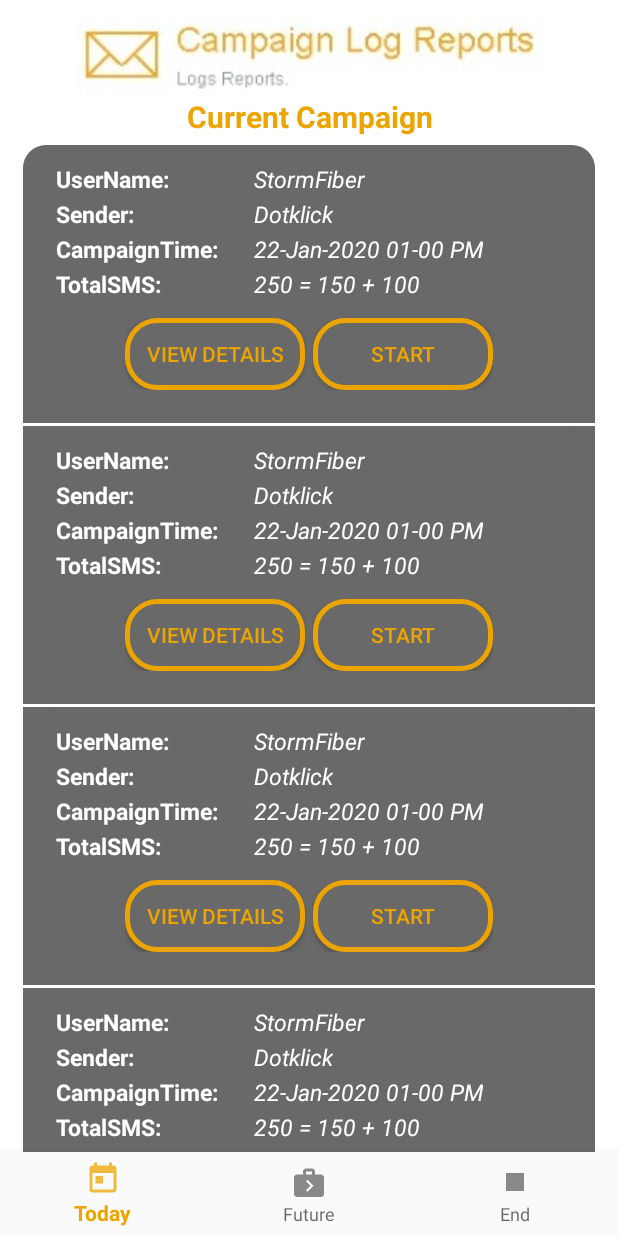
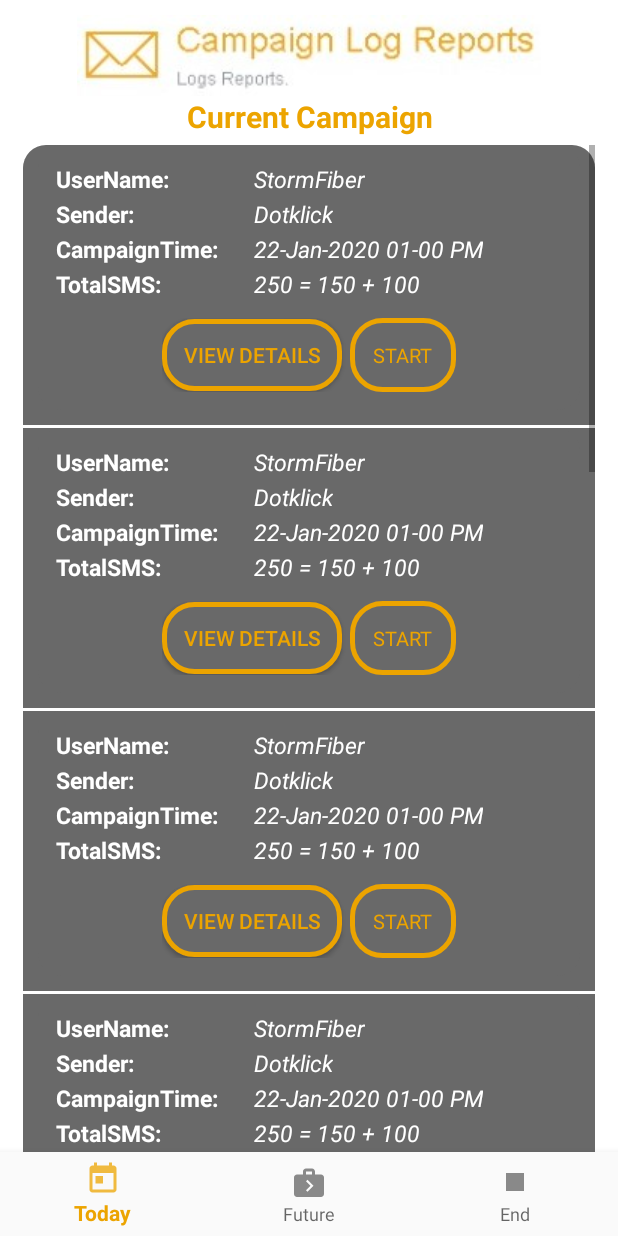
Before and after one commit to Abdulhaseeb61450/AdminPortal, an Android app: the screen it shows after launch (Campaign), after a tap on "UserName:", on a phone screen of 412 x 824 dp. Run offline under Robolectric (Android 15) with nearby library versions, the phone set to English and light mode, and no system bars; our stand-ins replace Volley, sdp/ssp sizes; 2 other taps on this screen came first.

Commit message:
17-3-2020

```diff
--- a/app/src/main/java/com/example/adminportal/Campaign/Campaign.java
+++ b/app/src/main/java/com/example/adminportal/Campaign/Campaign.java
@@ -72,7 +72,7 @@
 
         progressDialog.dismiss();
 
-        lv = findViewById(R.id.currentcampaign);
+
         //lv.setDescendantFocusability(FOCUS_BLOCK_DESCENDANTS);
 
 
@@ -122,15 +122,16 @@
                 startActivity(intent);
                 break;
         }
-        switch (v.getId()) {
+        /*switch (v.getId()) {
             case R.id.play:
-                /*Button play = findViewById(R.id.play);*/
-                /*String PLAY = play.getText().toString();*/
-                /*play.setText("End");*/
-                /*Intent intent = new Intent(Campaign.this,StopDetails.class);
-                startActivity(intent);*/
+
+                *//*Button play = findViewById(R.id.play);*//*
+                *//*String PLAY = play.getText().toString();*//*
+                *//*play.setText("End");*//*
+                *//*Intent intent = new Intent(Campaign.this,StopDetails.class);
+                startActivity(intent);*//*
                 break;
-        }
+        }*/
     }
 
     private void GetCurrentData()
--- a/app/src/main/java/com/example/adminportal/Campaign/TodayCampaign.java
+++ b/app/src/main/java/com/example/adminportal/Campaign/TodayCampaign.java
@@ -1,5 +1,6 @@
 package com.example.adminportal.Campaign;
 
+import android.app.FragmentManager;
 import android.content.Intent;
 import android.os.Bundle;
 import android.util.Log;
@@ -11,11 +12,17 @@
 import android.widget.ListAdapter;
 import android.widget.ListView;
 import android.widget.SimpleAdapter;
+import android.widget.TextView;
 import android.widget.Toast;
 
 import androidx.fragment.app.Fragment;
+import androidx.fragment.app.ListFragment;
+import androidx.recyclerview.widget.RecyclerView;
 
+import com.android.volley.toolbox.StringRequest;
 import com.example.adminportal.R;
+
+import org.w3c.dom.Text;
 
 import java.util.ArrayList;
 import java.util.HashMap;
@@ -25,10 +32,13 @@
 
 public class TodayCampaign extends Fragment {
 
-    public ListAdapter adapter;
+    public SimpleAdapter adapter;
     public Button VIEW,play;
     public  ArrayList<HashMap<String, String>> StudentDetails = new ArrayList<>();
+    public  ArrayList<HashMap<String, String>> Testing = new ArrayList<>();
     public ListView lv;
+
+    TextView Startstop;
 
     @Override
     public View onCreateView(LayoutInflater inflater, ViewGroup container, Bundle savedInstanceState) {
@@ -49,9 +59,10 @@
 
         lv = view.findViewById(R.id.currentcampaign);
         VIEW = view.findViewById(R.id.view);
-        play = view.findViewById(R.id.play);
+        Startstop = view.findViewById(R.id.startstop);
+        //play = view.findViewById(R.id.play);
 
-        lv.setDescendantFocusability(FOCUS_BLOCK_DESCENDANTS);
+       /* lv.setDescendantFocusability(FOCUS_BLOCK_DESCENDANTS);*/
 
 
         adapter = new SimpleAdapter(
@@ -59,16 +70,24 @@
                 R.layout.list_layout, new String[]{"username","sender", "totalsms", "campaigntime"}, new int[]{
                 R.id.username,R.id.sender,R.id.totalsms,R.id.campaigntime});
         lv.setAdapter(adapter);
+        Log.d("hello","after Adaptor");
 
         lv.setOnItemClickListener(new AdapterView.OnItemClickListener()
         {
-            @Override public void onItemClick(AdapterView<?> arg0, View arg1,int position, long arg3)
+            @Override
+            public void onItemClick(AdapterView<?> arg0, View arg1,int position, long arg3)
             {
-                Toast.makeText(getActivity(), "Stop Clicking me", Toast.LENGTH_SHORT).show();
+                Log.d("hello","after Adaptor1");
+                Object aa = lv.getItemAtPosition(position);
+                Toast.makeText(getActivity(), "", Toast.LENGTH_SHORT).show();
+                Log.d("hello", String.valueOf(aa));
+
+                 HashMap<String,String> test = StudentDetails.get(position);
+                 adapter.notifyDataSetChanged();
+
             }
         });
 
         return view;
     }
-
 }
--- a/app/src/main/res/layout/list_layout.xml
+++ b/app/src/main/res/layout/list_layout.xml
@@ -22,6 +22,8 @@
             android:layout_weight="1">
 
             <TextView
+                android:clickable="false"
+                android:focusable="false"
                 android:layout_width="132dp"
                 android:layout_height="wrap_content"
                 android:paddingBottom="2dp"
@@ -30,6 +32,8 @@
                 android:textSize="@dimen/text_size15dp"
                 android:textStyle="bold" />
             <TextView
+                android:clickable="false"
+                android:focusable="false"
                 android:id="@+id/username"
                 android:layout_width="wrap_content"
                 android:layout_height="wrap_content"
@@ -48,6 +52,8 @@
             android:layout_weight="1">
 
             <TextView
+                android:clickable="false"
+                android:focusable="false"
                 android:layout_width="132dp"
                 android:layout_height="wrap_content"
                 android:paddingBottom="2dp"
@@ -56,6 +62,8 @@
                 android:textSize="@dimen/text_size15dp"
                 android:textStyle="bold" />
             <TextView
+                android:clickable="false"
+                android:focusable="false"
                 android:id="@+id/sender"
                 android:layout_width="wrap_content"
                 android:text="haseeb"
@@ -74,6 +82,8 @@
             android:layout_weight="1">
 
             <TextView
+                android:clickable="false"
+                android:focusable="false"
                 android:layout_width="132dp"
                 android:layout_height="wrap_content"
                 android:paddingBottom="2dp"
@@ -83,6 +93,8 @@
                 android:textStyle="bold" />
 
             <TextView
+                android:clickable="false"
+                android:focusable="false"
                 android:id="@+id/campaigntime"
                 android:layout_width="wrap_content"
                 android:layout_height="wrap_content"
@@ -101,6 +113,8 @@
             android:layout_weight="1">
 
             <TextView
+                android:clickable="false"
+                android:focusable="false"
                 android:layout_width="132dp"
                 android:layout_height="wrap_content"
                 android:paddingBottom="2dp"
@@ -109,6 +123,8 @@
                 android:textSize="@dimen/text_size15dp"
                 android:textStyle="bold" />
             <TextView
+                android:clickable="false"
+                android:focusable="false"
                 android:id="@+id/totalsms"
                 android:layout_width="wrap_content"
                 android:layout_height="wrap_content"
@@ -128,6 +144,8 @@
             android:layout_gravity="center">
 
         <Button
+            android:clickable="false"
+            android:focusable="false"
             android:id="@+id/view"
             android:layout_width="120dp"
             android:layout_height="wrap_content"
@@ -139,15 +157,19 @@
             android:onClick="Get">
         </Button>
 
-        <Button
-            android:textColor="@color/orange"
-            android:id="@+id/play"
-            android:layout_width="120dp"
-            android:layout_height="wrap_content"
-            android:text="Start"
-            android:background="@drawable/button_rounded"
-            android:onClick="Get">
-        </Button>
+            <TextView
+                android:clickable="false"
+                android:focusable="false"
+                android:id="@+id/startstop"
+                android:layout_width="wrap_content"
+                android:layout_height="wrap_content"
+                android:text="START"
+                android:textColor="@color/orange"
+                android:textSize="@dimen/_10sdp"
+                android:padding="@dimen/_12sdp"
+                android:background="@drawable/button_rounded"></TextView>
+
+
 
         </LinearLayout>
 
```
